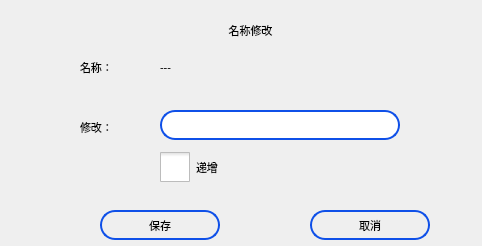
This is setting/setcabnames/setcabnamedlg.ui in ChinaClever/BusBar-Qt as Qt 5 draws it before an edit. The edited form follows.
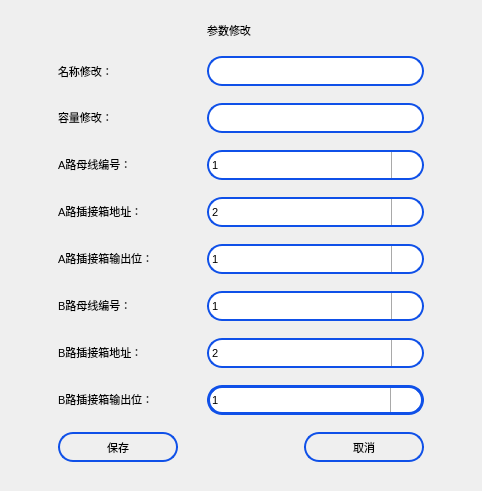
This is the edited form. Icons and pictures are not drawn.

Commit message: 机柜和母线，插接箱关系建立

Patch:
```diff
--- a/setting/setcabnames/setcabnamedlg.ui
+++ b/setting/setcabnames/setcabnamedlg.ui
@@ -7,7 +7,7 @@
     <x>0</x>
     <y>0</y>
     <width>482</width>
-    <height>246</height>
+    <height>491</height>
    </rect>
   </property>
   <property name="font">
@@ -24,157 +24,720 @@
   <property name="styleSheet">
    <string notr="true">font: 8pt &quot;Ubuntu&quot;;</string>
   </property>
-  <widget class="QLabel" name="label">
-   <property name="geometry">
-    <rect>
-     <x>0</x>
-     <y>10</y>
-     <width>501</width>
-     <height>41</height>
-    </rect>
-   </property>
-   <property name="font">
-    <font>
-     <family>Ubuntu</family>
-     <pointsize>8</pointsize>
-     <italic>false</italic>
-     <bold>false</bold>
-    </font>
-   </property>
-   <property name="text">
-    <string>名称修改</string>
-   </property>
-   <property name="alignment">
-    <set>Qt::AlignCenter</set>
-   </property>
-  </widget>
-  <widget class="QPushButton" name="cancelBtn">
-   <property name="geometry">
-    <rect>
-     <x>310</x>
-     <y>210</y>
-     <width>120</width>
-     <height>30</height>
-    </rect>
-   </property>
-   <property name="maximumSize">
-    <size>
-     <width>120</width>
-     <height>30</height>
-    </size>
-   </property>
-   <property name="styleSheet">
-    <string notr="true">QPushButton{
+  <layout class="QGridLayout" name="gridLayout">
+   <item row="8" column="0">
+    <widget class="QLabel" name="label_8">
+     <property name="sizePolicy">
+      <sizepolicy hsizetype="Preferred" vsizetype="Fixed">
+       <horstretch>0</horstretch>
+       <verstretch>0</verstretch>
+      </sizepolicy>
+     </property>
+     <property name="text">
+      <string>B路插接箱地址：</string>
+     </property>
+    </widget>
+   </item>
+   <item row="3" column="0">
+    <widget class="QLabel" name="label_2">
+     <property name="sizePolicy">
+      <sizepolicy hsizetype="Preferred" vsizetype="Fixed">
+       <horstretch>0</horstretch>
+       <verstretch>0</verstretch>
+      </sizepolicy>
+     </property>
+     <property name="text">
+      <string>容量修改：</string>
+     </property>
+    </widget>
+   </item>
+   <item row="5" column="1" colspan="2">
+    <widget class="QComboBox" name="lineA_Tapoff_NoBox">
+     <property name="minimumSize">
+      <size>
+       <width>0</width>
+       <height>30</height>
+      </size>
+     </property>
+     <property name="maximumSize">
+      <size>
+       <width>16777215</width>
+       <height>30</height>
+      </size>
+     </property>
+     <property name="focusPolicy">
+      <enum>Qt::NoFocus</enum>
+     </property>
+     <property name="styleSheet">
+      <string notr="true">QComboBox{
 border:2px solid rgb(15,80,232);
+border-radius:15px;
+font: 8pt &quot;Ubuntu&quot;;
+}
+QComboBox::drop-down{
+subcontrol-origin:padding;
+subcontrol-position:top right;
+width:30px;
+border-left-width:1px;
+border-left-color:darkgray;
+border-left-style:solid;
+border-top-right-radius:3px;
+border-bottom-right-radius:3px;
+}
+QComboBox::down-arrow{
+image: url(:/new/prefix1/image/down.png);
+}</string>
+     </property>
+     <property name="editable">
+      <bool>false</bool>
+     </property>
+     <item>
+      <property name="text">
+       <string>2</string>
+      </property>
+     </item>
+     <item>
+      <property name="text">
+       <string>3</string>
+      </property>
+     </item>
+     <item>
+      <property name="text">
+       <string>4</string>
+      </property>
+     </item>
+     <item>
+      <property name="text">
+       <string>5</string>
+      </property>
+     </item>
+     <item>
+      <property name="text">
+       <string>6</string>
+      </property>
+     </item>
+     <item>
+      <property name="text">
+       <string>7</string>
+      </property>
+     </item>
+     <item>
+      <property name="text">
+       <string>8</string>
+      </property>
+     </item>
+     <item>
+      <property name="text">
+       <string>9</string>
+      </property>
+     </item>
+     <item>
+      <property name="text">
+       <string>10</string>
+      </property>
+     </item>
+     <item>
+      <property name="text">
+       <string>11</string>
+      </property>
+     </item>
+     <item>
+      <property name="text">
+       <string>12</string>
+      </property>
+     </item>
+     <item>
+      <property name="text">
+       <string>13</string>
+      </property>
+     </item>
+     <item>
+      <property name="text">
+       <string>14</string>
+      </property>
+     </item>
+     <item>
+      <property name="text">
+       <string>15</string>
+      </property>
+     </item>
+     <item>
+      <property name="text">
+       <string>16</string>
+      </property>
+     </item>
+     <item>
+      <property name="text">
+       <string>17</string>
+      </property>
+     </item>
+     <item>
+      <property name="text">
+       <string>18</string>
+      </property>
+     </item>
+     <item>
+      <property name="text">
+       <string>19</string>
+      </property>
+     </item>
+    </widget>
+   </item>
+   <item row="8" column="1" colspan="2">
+    <widget class="QComboBox" name="lineB_Tapoff_NoBox">
+     <property name="minimumSize">
+      <size>
+       <width>0</width>
+       <height>30</height>
+      </size>
+     </property>
+     <property name="maximumSize">
+      <size>
+       <width>16777215</width>
+       <height>30</height>
+      </size>
+     </property>
+     <property name="focusPolicy">
+      <enum>Qt::NoFocus</enum>
+     </property>
+     <property name="styleSheet">
+      <string notr="true">QComboBox{
+border:2px solid rgb(15,80,232);
+border-radius:15px;
+font: 8pt &quot;Ubuntu&quot;;
+}
+QComboBox::drop-down{
+subcontrol-origin:padding;
+subcontrol-position:top right;
+width:30px;
+border-left-width:1px;
+border-left-color:darkgray;
+border-left-style:solid;
+border-top-right-radius:3px;
+border-bottom-right-radius:3px;
+}
+QComboBox::down-arrow{
+image: url(:/new/prefix1/image/down.png);
+}</string>
+     </property>
+     <property name="editable">
+      <bool>false</bool>
+     </property>
+     <item>
+      <property name="text">
+       <string>2</string>
+      </property>
+     </item>
+     <item>
+      <property name="text">
+       <string>3</string>
+      </property>
+     </item>
+     <item>
+      <property name="text">
+       <string>4</string>
+      </property>
+     </item>
+     <item>
+      <property name="text">
+       <string>5</string>
+      </property>
+     </item>
+     <item>
+      <property name="text">
+       <string>6</string>
+      </property>
+     </item>
+     <item>
+      <property name="text">
+       <string>7</string>
+      </property>
+     </item>
+     <item>
+      <property name="text">
+       <string>8</string>
+      </property>
+     </item>
+     <item>
+      <property name="text">
+       <string>9</string>
+      </property>
+     </item>
+     <item>
+      <property name="text">
+       <string>10</string>
+      </property>
+     </item>
+     <item>
+      <property name="text">
+       <string>11</string>
+      </property>
+     </item>
+     <item>
+      <property name="text">
+       <string>12</string>
+      </property>
+     </item>
+     <item>
+      <property name="text">
+       <string>13</string>
+      </property>
+     </item>
+     <item>
+      <property name="text">
+       <string>14</string>
+      </property>
+     </item>
+     <item>
+      <property name="text">
+       <string>15</string>
+      </property>
+     </item>
+     <item>
+      <property name="text">
+       <string>16</string>
+      </property>
+     </item>
+     <item>
+      <property name="text">
+       <string>17</string>
+      </property>
+     </item>
+     <item>
+      <property name="text">
+       <string>18</string>
+      </property>
+     </item>
+     <item>
+      <property name="text">
+       <string>19</string>
+      </property>
+     </item>
+    </widget>
+   </item>
+   <item row="2" column="0">
+    <widget class="QLabel" name="label_3">
+     <property name="sizePolicy">
+      <sizepolicy hsizetype="Fixed" vsizetype="Preferred">
+       <horstretch>0</horstretch>
+       <verstretch>0</verstretch>
+      </sizepolicy>
+     </property>
+     <property name="text">
+      <string>名称修改：</string>
+     </property>
+    </widget>
+   </item>
+   <item row="3" column="1" colspan="2">
+    <widget class="QLineEdit" name="capacityEdit">
+     <property name="minimumSize">
+      <size>
+       <width>0</width>
+       <height>30</height>
+      </size>
+     </property>
+     <property name="maximumSize">
+      <size>
+       <width>16777215</width>
+       <height>30</height>
+      </size>
+     </property>
+     <property name="styleSheet">
+      <string notr="true">QLineEdit{
+border:2px solid rgb(15,80,232);
 border-radius:15px
 }</string>
-   </property>
-   <property name="text">
-    <string>取消</string>
-   </property>
-  </widget>
-  <widget class="QPushButton" name="saveBtn">
-   <property name="geometry">
-    <rect>
-     <x>100</x>
-     <y>210</y>
-     <width>120</width>
-     <height>30</height>
-    </rect>
-   </property>
-   <property name="maximumSize">
-    <size>
-     <width>120</width>
-     <height>30</height>
-    </size>
-   </property>
-   <property name="styleSheet">
-    <string notr="true">QPushButton{
+     </property>
+    </widget>
+   </item>
+   <item row="6" column="0">
+    <widget class="QLabel" name="label_6">
+     <property name="sizePolicy">
+      <sizepolicy hsizetype="Preferred" vsizetype="Fixed">
+       <horstretch>0</horstretch>
+       <verstretch>0</verstretch>
+      </sizepolicy>
+     </property>
+     <property name="text">
+      <string>A路插接箱输出位：</string>
+     </property>
+    </widget>
+   </item>
+   <item row="9" column="0">
+    <widget class="QLabel" name="label_9">
+     <property name="sizePolicy">
+      <sizepolicy hsizetype="Preferred" vsizetype="Fixed">
+       <horstretch>0</horstretch>
+       <verstretch>0</verstretch>
+      </sizepolicy>
+     </property>
+     <property name="text">
+      <string>B路插接箱输出位：</string>
+     </property>
+    </widget>
+   </item>
+   <item row="4" column="1" colspan="2">
+    <widget class="QComboBox" name="lineA_NoBox">
+     <property name="minimumSize">
+      <size>
+       <width>0</width>
+       <height>30</height>
+      </size>
+     </property>
+     <property name="maximumSize">
+      <size>
+       <width>16777215</width>
+       <height>30</height>
+      </size>
+     </property>
+     <property name="focusPolicy">
+      <enum>Qt::NoFocus</enum>
+     </property>
+     <property name="styleSheet">
+      <string notr="true">QComboBox{
 border:2px solid rgb(15,80,232);
+border-radius:15px;
+font: 8pt &quot;Ubuntu&quot;;
+}
+QComboBox QAbstractItemView {
+margin: 2px 0;
+}
+QComboBox::drop-down{
+subcontrol-origin:padding;
+subcontrol-position:top right;
+width:30px;
+border-left-width:1px;
+border-left-color:darkgray;
+border-left-style:solid;
+border-top-right-radius:3px;
+border-bottom-right-radius:3px;
+}
+QComboBox::down-arrow{
+image: url(:/new/prefix1/image/down.png);
+}</string>
+     </property>
+     <property name="editable">
+      <bool>false</bool>
+     </property>
+     <property name="maxVisibleItems">
+      <number>4</number>
+     </property>
+     <item>
+      <property name="text">
+       <string>1</string>
+      </property>
+     </item>
+     <item>
+      <property name="text">
+       <string>2</string>
+      </property>
+     </item>
+     <item>
+      <property name="text">
+       <string>3</string>
+      </property>
+     </item>
+     <item>
+      <property name="text">
+       <string>4</string>
+      </property>
+     </item>
+    </widget>
+   </item>
+   <item row="7" column="0">
+    <widget class="QLabel" name="label_7">
+     <property name="sizePolicy">
+      <sizepolicy hsizetype="Preferred" vsizetype="Fixed">
+       <horstretch>0</horstretch>
+       <verstretch>0</verstretch>
+      </sizepolicy>
+     </property>
+     <property name="text">
+      <string>B路母线编号：</string>
+     </property>
+    </widget>
+   </item>
+   <item row="10" column="0" colspan="2">
+    <widget class="QPushButton" name="saveBtn">
+     <property name="maximumSize">
+      <size>
+       <width>120</width>
+       <height>30</height>
+      </size>
+     </property>
+     <property name="styleSheet">
+      <string notr="true">QPushButton{
+border:2px solid rgb(15,80,232);
 border-radius:15px
 }</string>
-   </property>
-   <property name="text">
-    <string>保存</string>
-   </property>
-  </widget>
-  <widget class="QLineEdit" name="nameEdit">
-   <property name="geometry">
-    <rect>
-     <x>160</x>
-     <y>110</y>
-     <width>240</width>
-     <height>30</height>
-    </rect>
-   </property>
-   <property name="maximumSize">
-    <size>
-     <width>16777215</width>
-     <height>30</height>
-    </size>
-   </property>
-   <property name="styleSheet">
-    <string notr="true">QLineEdit{
+     </property>
+     <property name="text">
+      <string>保存</string>
+     </property>
+    </widget>
+   </item>
+   <item row="1" column="1">
+    <widget class="QLabel" name="label">
+     <property name="sizePolicy">
+      <sizepolicy hsizetype="Fixed" vsizetype="Fixed">
+       <horstretch>0</horstretch>
+       <verstretch>0</verstretch>
+      </sizepolicy>
+     </property>
+     <property name="font">
+      <font>
+       <family>Ubuntu</family>
+       <pointsize>8</pointsize>
+       <italic>false</italic>
+       <bold>false</bold>
+      </font>
+     </property>
+     <property name="text">
+      <string>参数修改</string>
+     </property>
+     <property name="alignment">
+      <set>Qt::AlignCenter</set>
+     </property>
+    </widget>
+   </item>
+   <item row="5" column="0">
+    <widget class="QLabel" name="label_5">
+     <property name="sizePolicy">
+      <sizepolicy hsizetype="Preferred" vsizetype="Fixed">
+       <horstretch>0</horstretch>
+       <verstretch>0</verstretch>
+      </sizepolicy>
+     </property>
+     <property name="text">
+      <string>A路插接箱地址：</string>
+     </property>
+    </widget>
+   </item>
+   <item row="6" column="1" colspan="2">
+    <widget class="QComboBox" name="lineA_Tapoff_LineBox">
+     <property name="minimumSize">
+      <size>
+       <width>0</width>
+       <height>30</height>
+      </size>
+     </property>
+     <property name="maximumSize">
+      <size>
+       <width>16777215</width>
+       <height>30</height>
+      </size>
+     </property>
+     <property name="focusPolicy">
+      <enum>Qt::NoFocus</enum>
+     </property>
+     <property name="styleSheet">
+      <string notr="true">QComboBox{
 border:2px solid rgb(15,80,232);
+border-radius:15px;
+font: 8pt &quot;Ubuntu&quot;;
+}
+QComboBox::drop-down{
+subcontrol-origin:padding;
+subcontrol-position:top right;
+width:30px;
+border-left-width:1px;
+border-left-color:darkgray;
+border-left-style:solid;
+border-top-right-radius:3px;
+border-bottom-right-radius:3px;
+}
+QComboBox::down-arrow{
+image: url(:/new/prefix1/image/down.png);
+}</string>
+     </property>
+     <property name="editable">
+      <bool>false</bool>
+     </property>
+     <item>
+      <property name="text">
+       <string>1</string>
+      </property>
+     </item>
+     <item>
+      <property name="text">
+       <string>2</string>
+      </property>
+     </item>
+     <item>
+      <property name="text">
+       <string>3</string>
+      </property>
+     </item>
+    </widget>
+   </item>
+   <item row="7" column="1" colspan="2">
+    <widget class="QComboBox" name="lineB_NoBox">
+     <property name="minimumSize">
+      <size>
+       <width>0</width>
+       <height>30</height>
+      </size>
+     </property>
+     <property name="maximumSize">
+      <size>
+       <width>16777215</width>
+       <height>30</height>
+      </size>
+     </property>
+     <property name="focusPolicy">
+      <enum>Qt::NoFocus</enum>
+     </property>
+     <property name="styleSheet">
+      <string notr="true">QComboBox{
+border:2px solid rgb(15,80,232);
+border-radius:15px;
+font: 8pt &quot;Ubuntu&quot;;
+}
+QComboBox::drop-down{
+subcontrol-origin:padding;
+subcontrol-position:top right;
+width:30px;
+border-left-width:1px;
+border-left-color:darkgray;
+border-left-style:solid;
+border-top-right-radius:3px;
+border-bottom-right-radius:3px;
+}
+QComboBox::down-arrow{
+image: url(:/new/prefix1/image/down.png);
+}</string>
+     </property>
+     <property name="editable">
+      <bool>false</bool>
+     </property>
+     <item>
+      <property name="text">
+       <string>1</string>
+      </property>
+     </item>
+     <item>
+      <property name="text">
+       <string>2</string>
+      </property>
+     </item>
+     <item>
+      <property name="text">
+       <string>3</string>
+      </property>
+     </item>
+     <item>
+      <property name="text">
+       <string>4</string>
+      </property>
+     </item>
+    </widget>
+   </item>
+   <item row="4" column="0">
+    <widget class="QLabel" name="label_4">
+     <property name="sizePolicy">
+      <sizepolicy hsizetype="Preferred" vsizetype="Fixed">
+       <horstretch>0</horstretch>
+       <verstretch>0</verstretch>
+      </sizepolicy>
+     </property>
+     <property name="text">
+      <string>A路母线编号：</string>
+     </property>
+    </widget>
+   </item>
+   <item row="9" column="1" colspan="2">
+    <widget class="QComboBox" name="lineB_Tapoff_LineBox">
+     <property name="minimumSize">
+      <size>
+       <width>0</width>
+       <height>30</height>
+      </size>
+     </property>
+     <property name="maximumSize">
+      <size>
+       <width>16777215</width>
+       <height>30</height>
+      </size>
+     </property>
+     <property name="focusPolicy">
+      <enum>Qt::NoFocus</enum>
+     </property>
+     <property name="styleSheet">
+      <string notr="true">QComboBox{
+border:3px solid rgb(15,80,232);
+border-radius:15px;
+font: 8pt &quot;Ubuntu&quot;;
+}
+QComboBox::drop-down{
+subcontrol-origin:padding;
+subcontrol-position:top right;
+width:30px;
+border-left-width:1px;
+border-left-color:darkgray;
+border-left-style:solid;
+border-top-right-radius:3px;
+border-bottom-right-radius:3px;
+}
+QComboBox::down-arrow{
+image: url(:/new/prefix1/image/down.png);
+}</string>
+     </property>
+     <property name="editable">
+      <bool>false</bool>
+     </property>
+     <item>
+      <property name="text">
+       <string>1</string>
+      </property>
+     </item>
+     <item>
+      <property name="text">
+       <string>2</string>
+      </property>
+     </item>
+     <item>
+      <property name="text">
+       <string>3</string>
+      </property>
+     </item>
+    </widget>
+   </item>
+   <item row="2" column="1" colspan="2">
+    <widget class="QLineEdit" name="nameEdit">
+     <property name="maximumSize">
+      <size>
+       <width>16777215</width>
+       <height>30</height>
+      </size>
+     </property>
+     <property name="styleSheet">
+      <string notr="true">QLineEdit{
+border:2px solid rgb(15,80,232);
 border-radius:15px
 }</string>
-   </property>
-  </widget>
-  <widget class="QLabel" name="label_2">
-   <property name="geometry">
-    <rect>
-     <x>80</x>
-     <y>110</y>
-     <width>67</width>
-     <height>35</height>
-    </rect>
-   </property>
-   <property name="text">
-    <string>修改：</string>
-   </property>
-  </widget>
-  <widget class="QLabel" name="label_3">
-   <property name="geometry">
-    <rect>
-     <x>80</x>
-     <y>50</y>
-     <width>67</width>
-     <height>35</height>
-    </rect>
-   </property>
-   <property name="text">
-    <string>名称：</string>
-   </property>
-  </widget>
-  <widget class="QLabel" name="nameLab">
-   <property name="geometry">
-    <rect>
-     <x>160</x>
-     <y>50</y>
-     <width>240</width>
-     <height>35</height>
-    </rect>
-   </property>
-   <property name="text">
-    <string>---</string>
-   </property>
-  </widget>
-  <widget class="QCheckBox" name="checkBox">
-   <property name="geometry">
-    <rect>
-     <x>160</x>
-     <y>152</y>
-     <width>92</width>
-     <height>31</height>
-    </rect>
-   </property>
-   <property name="styleSheet">
-    <string notr="true">QCheckBox::indicator{width:30px;height:30px;}</string>
-   </property>
-   <property name="text">
-    <string>递增</string>
-   </property>
-  </widget>
+     </property>
+    </widget>
+   </item>
+   <item row="10" column="2">
+    <widget class="QPushButton" name="cancelBtn">
+     <property name="maximumSize">
+      <size>
+       <width>120</width>
+       <height>30</height>
+      </size>
+     </property>
+     <property name="styleSheet">
+      <string notr="true">QPushButton{
+border:2px solid rgb(15,80,232);
+border-radius:15px
+}</string>
+     </property>
+     <property name="text">
+      <string>取消</string>
+     </property>
+    </widget>
+   </item>
+  </layout>
  </widget>
  <resources/>
  <connections>
```
The commit also changes 29 other files.
